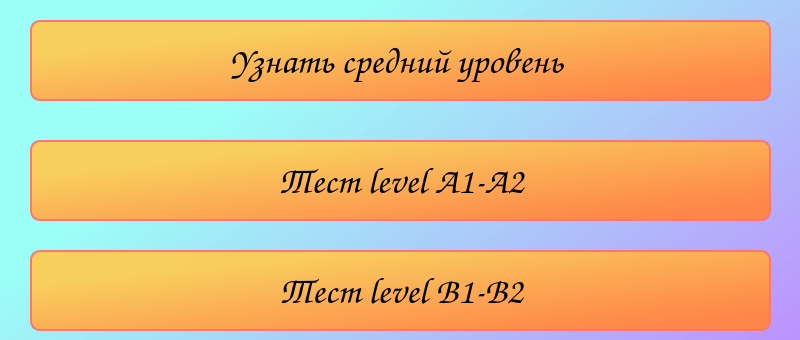
Above: tests.ui from AlexLkv/English-for-everyone before the change; both pictures show x 0 to 800 and y 0 to 340 of the 800 by 600 pixel window. Below: the same form after it.
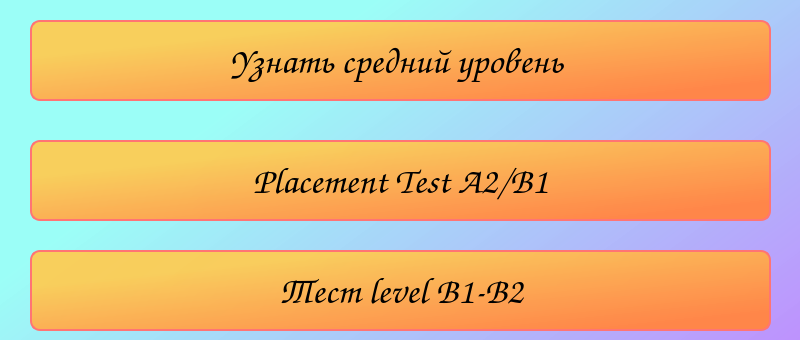
That is the form after the change.

```diff
--- a/tests.ui
+++ b/tests.ui
@@ -44,7 +44,7 @@
 font: 75 28pt &quot;Comic Sans MS&quot;;</string>
    </property>
    <property name="text">
-    <string>Тест level A1-А2</string>
+    <string>Placement Test A2/B1</string>
    </property>
   </widget>
   <widget class="QPushButton" name="btn_ts_b">
```
